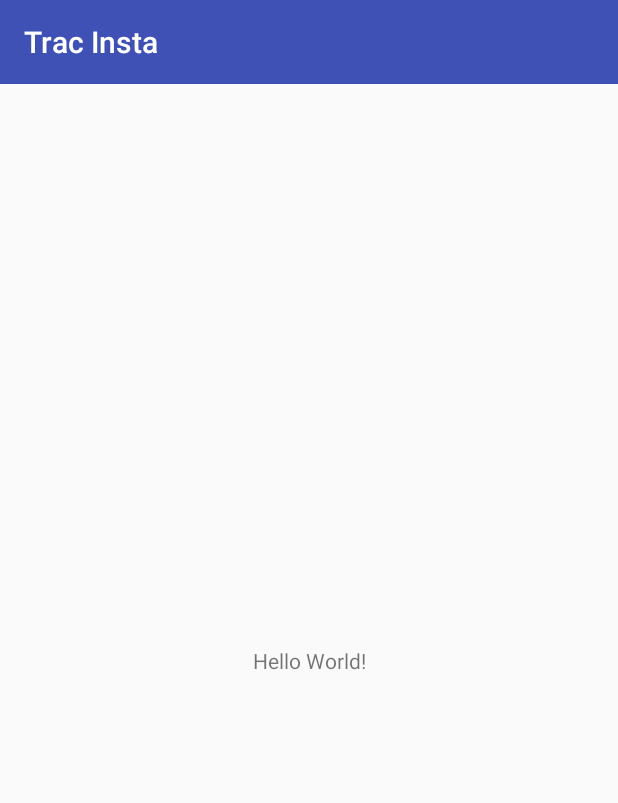
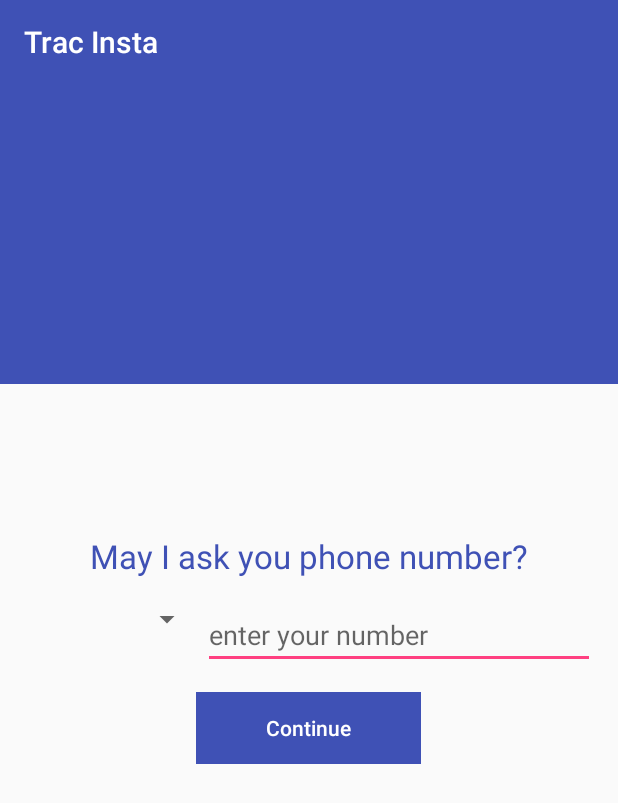
Before and after one commit to Piridanandini/RegisterApp1, an Android app: the phone_login_activity screen opened directly, with no data from a screen before it, on a phone screen of 412 x 824 dp. Shown: the top 803 px of the screen. Run offline under Robolectric (Android 15) with nearby library versions, the phone set to English and light mode, and no system bars; our stand-ins replace Firebase (no records; nobody signed in at launch, a user with empty details on screens opened directly); 1 statement that could not run was skipped.

Commit message:
added phone authentication

```diff
--- a/app/build.gradle
+++ b/app/build.gradle
@@ -21,6 +21,9 @@ android {
 
 dependencies {
     implementation fileTree(dir: 'libs', include: ['*.jar'])
+    androidTestCompile 'com.android.support.test:runner:0.5'
+    androidTestCompile 'com.android.support.test:rules:0.5'
+    androidTestCompile 'com.android.support.test.uiautomator:uiautomator-v18:2.1.2'
     //noinspection GradleCompatible
     implementation 'androidx.appcompat:appcompat:1.1.0'
     implementation 'androidx.constraintlayout:constraintlayout:1.1.3'
--- a/app/src/main/AndroidManifest.xml
+++ b/app/src/main/AndroidManifest.xml
@@ -61,6 +61,7 @@
             android:name=".SupportActivity"
             android:noHistory="true" />
         <activity android:name=".database.add_installations" />
+        <activity android:name=".authentication.VerifyPhoneActivity" />
     </application>
 
 </manifest>
--- a/app/src/main/java/com/example/welcome/registerapp/authentication/phone_login_activity.java
+++ b/app/src/main/java/com/example/welcome/registerapp/authentication/phone_login_activity.java
@@ -21,7 +21,7 @@ public class phone_login_activity extends AppCompatActivity {
     @Override
     protected void onCreate(Bundle savedInstanceState) {
         super.onCreate(savedInstanceState);
-        setContentView(R.layout.activity_main);
+        setContentView(R.layout.activity_phone_login_activity);
 
         spinner = findViewById(R.id.spinnerCountries);
         spinner.setAdapter(new ArrayAdapter<String>(this, android.R.layout.simple_spinner_dropdown_item, CountryData.countryNames));
--- a/app/src/main/java/com/example/welcome/registerapp/authentication/profile_activity.java
+++ b/app/src/main/java/com/example/welcome/registerapp/authentication/profile_activity.java
@@ -211,7 +211,7 @@ public class profile_activity extends AppCompatActivity {
     }
 
     public void click_fun(View view) {
-        FirebaseAuth.getInstance().signOut();
+//        FirebaseAuth.getInstance().signOut();
         finish();
         startActivity(new Intent(this, switch_email_phone_activity.class));
     }
--- a/app/src/main/java/com/example/welcome/registerapp/authentication/switch_email_phone_activity.java
+++ b/app/src/main/java/com/example/welcome/registerapp/authentication/switch_email_phone_activity.java
@@ -23,7 +23,7 @@ public class switch_email_phone_activity extends AppCompatActivity {
     }
 
     public void phone_button(View view) {
-        Intent intent = new Intent(this, HomeActivity.class);
+        Intent intent = new Intent(this, phone_login_activity.class);
         startActivity(intent);
 
     }
--- a/app/src/main/res/layout/activity_phone_login_activity.xml
+++ b/app/src/main/res/layout/activity_phone_login_activity.xml
@@ -1,18 +1,67 @@
 <?xml version="1.0" encoding="utf-8"?>
-<androidx.constraintlayout.widget.ConstraintLayout xmlns:android="http://schemas.android.com/apk/res/android"
-    xmlns:app="http://schemas.android.com/apk/res-auto"
+<RelativeLayout xmlns:android="http://schemas.android.com/apk/res/android"
     xmlns:tools="http://schemas.android.com/tools"
     android:layout_width="match_parent"
     android:layout_height="match_parent"
     tools:context=".authentication.phone_login_activity">
 
+    <RelativeLayout
+        android:id="@+id/relativeLayout"
+        android:layout_width="match_parent"
+        android:layout_height="200dp"
+        android:background="@color/colorPrimary"/>
+
+    <ImageView
+        android:id="@+id/imageView"
+        android:layout_width="match_parent"
+        android:layout_height="120dp"
+        android:layout_below="@id/relativeLayout"
+        android:layout_marginTop="-50dp" />
+
     <TextView
         android:id="@+id/textView"
         android:layout_width="wrap_content"
         android:layout_height="wrap_content"
-        android:layout_marginTop="321dp"
-        android:text="TextView"
-        app:layout_constraintEnd_toEndOf="parent"
-        app:layout_constraintStart_toStartOf="parent"
-        app:layout_constraintTop_toTopOf="parent" />
-</androidx.constraintlayout.widget.ConstraintLayout>
+        android:layout_below="@id/imageView"
+        android:layout_centerHorizontal="true"
+        android:layout_marginTop="30dp"
+        android:text="@string/may_i_ask_you_phone_number"
+        android:textAppearance="@style/Base.TextAppearance.AppCompat.Large"
+        android:textColor="@color/colorPrimary" />
+
+    <LinearLayout
+        android:id="@+id/linearLayout"
+        android:layout_width="match_parent"
+        android:layout_height="wrap_content"
+        android:layout_below="@id/textView"
+        android:orientation="horizontal"
+        android:padding="15dp">
+
+        <Spinner
+            android:id="@+id/spinnerCountries"
+            android:layout_width="120dp"
+            android:layout_height="wrap_content" />
+
+        <EditText
+            android:id="@+id/editTextPhone"
+            android:layout_width="match_parent"
+            android:layout_height="wrap_content"
+            android:layout_weight="2"
+            android:digits="0123456789"
+            android:hint="@string/enter_your_number"
+            android:maxLength="10" />
+
+    </LinearLayout>
+
+    <Button
+        android:id="@+id/buttonContinue"
+        android:layout_width="150dp"
+        android:layout_height="wrap_content"
+        android:layout_below="@id/linearLayout"
+        android:layout_centerHorizontal="true"
+        android:background="@color/colorPrimary"
+        android:text="Continue"
+        android:textAllCaps="false"
+        android:textColor="#ffffff" />
+
+</RelativeLayout>
```
Also changed, not shown: 1 other file.
